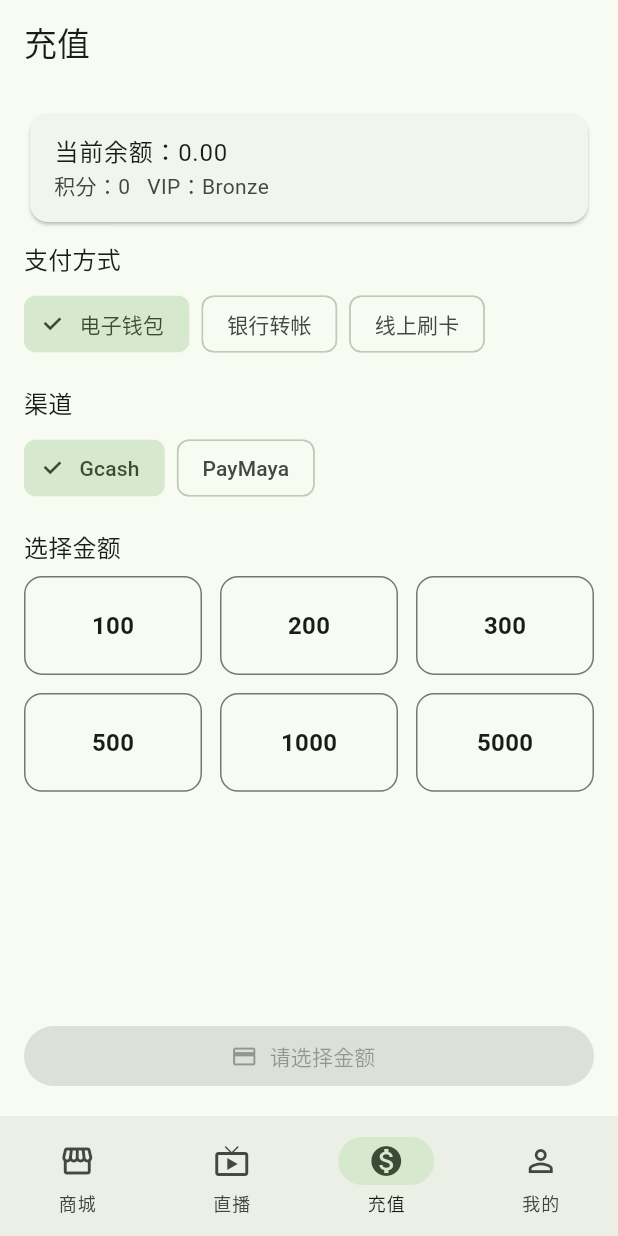
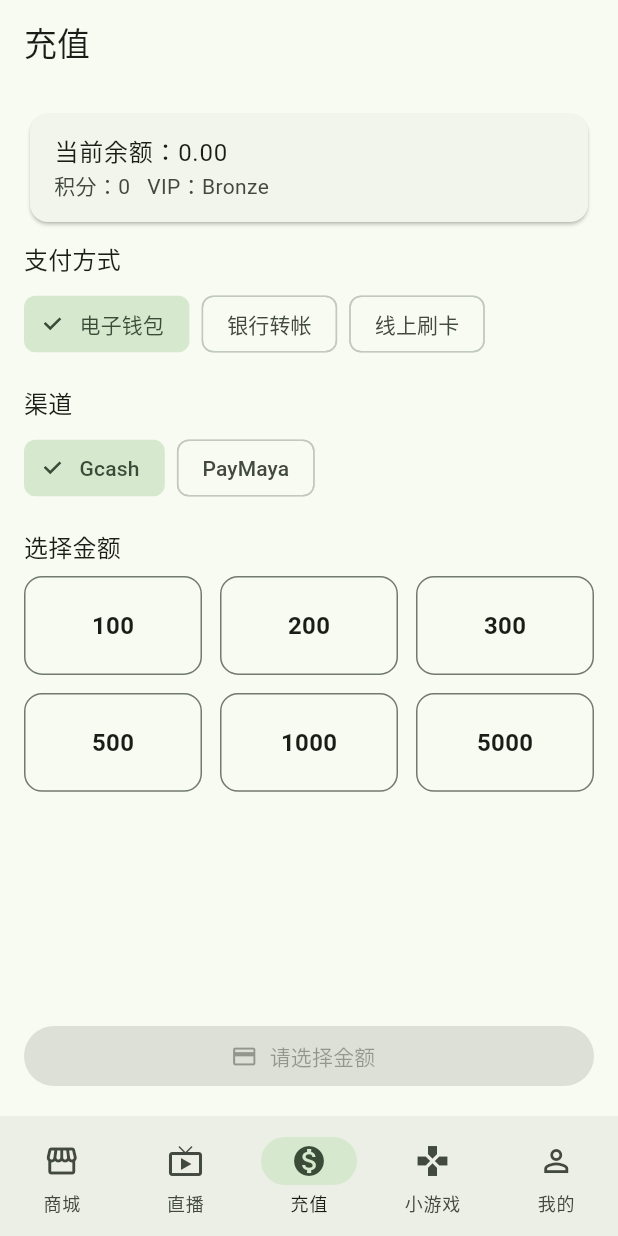
Before and after one commit to ycc1/FlutterLiveShop, a Flutter app: the screen it shows after launch, item 3 of the bottom bar chosen, on a phone screen of 412 x 824 dp. Run offline on Flutter 3.47's test engine with Material 3 defaults, Android fonts, the phone set to English and light mode, and no system bars; our stand-ins replace cached_network_image, chewie, flutter_riverpod, go_router, socket_io_client, video_player and 1 more; missing offline and left inert: dart:html, dart:ui_web, signalr_netcore; network calls fail.

Commit message:
加入小游戏功能在底部

```diff
--- a/my_shop/lib/app_router.dart
+++ b/my_shop/lib/app_router.dart
@@ -44,6 +44,13 @@ final appRouterProvider = Provider<GoRouter>((ref) {
                   path: '/deposit', builder: (_, __) => const RechargePage()),
             ],
           ),
+          // 小游戏
+          StatefulShellBranch(
+            initialLocation: '/game',
+            routes: [
+              GoRoute(path: '/game', builder: (_, __) => const RechargePage()),
+            ],
+          ),
           // 我的
           StatefulShellBranch(
             initialLocation: '/profile',
@@ -72,6 +79,7 @@ final appRouterProvider = Provider<GoRouter>((ref) {
                     icon: Icon(Icons.live_tv_outlined), label: '直播'),
                 NavigationDestination(
                     icon: Icon(Icons.monetization_on), label: '充值'),
+                NavigationDestination(icon: Icon(Icons.games), label: '小游戏'),
                 NavigationDestination(
                     icon: Icon(Icons.person_outline), label: '我的'),
               ],
--- a/my_shop/lib/main.dart
+++ b/my_shop/lib/main.dart
@@ -16,6 +16,7 @@ class MyApp extends ConsumerWidget {
   Widget build(BuildContext context, WidgetRef ref) {
     final router = ref.watch(appRouterProvider);
     return MaterialApp.router(
+      debugShowCheckedModeBanner: false, // ✅ 關掉右上角的 DEBUG 紅條
       title: 'FPLiveShop',
       theme: AppTheme.light,
       darkTheme: AppTheme.dark,
@@ -36,7 +37,7 @@ class HomePage extends StatelessWidget {
   Widget build(BuildContext context) {
     return Scaffold(
       appBar: AppBar(title: const Text('多語系商城首頁')),
-      body: const Center(child: Text('Hello Flutter E-Shop!')),
+      body: const Center(child: Text('Hello Flutter FPLiveShop!')),
     );
   }
 }
```
